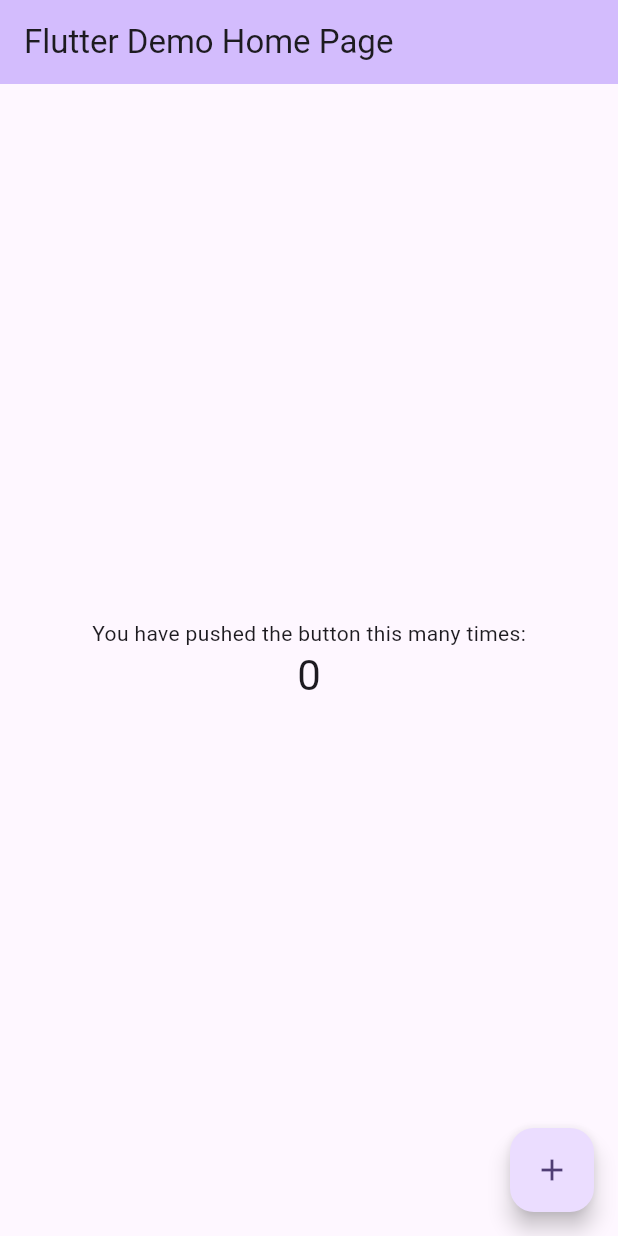
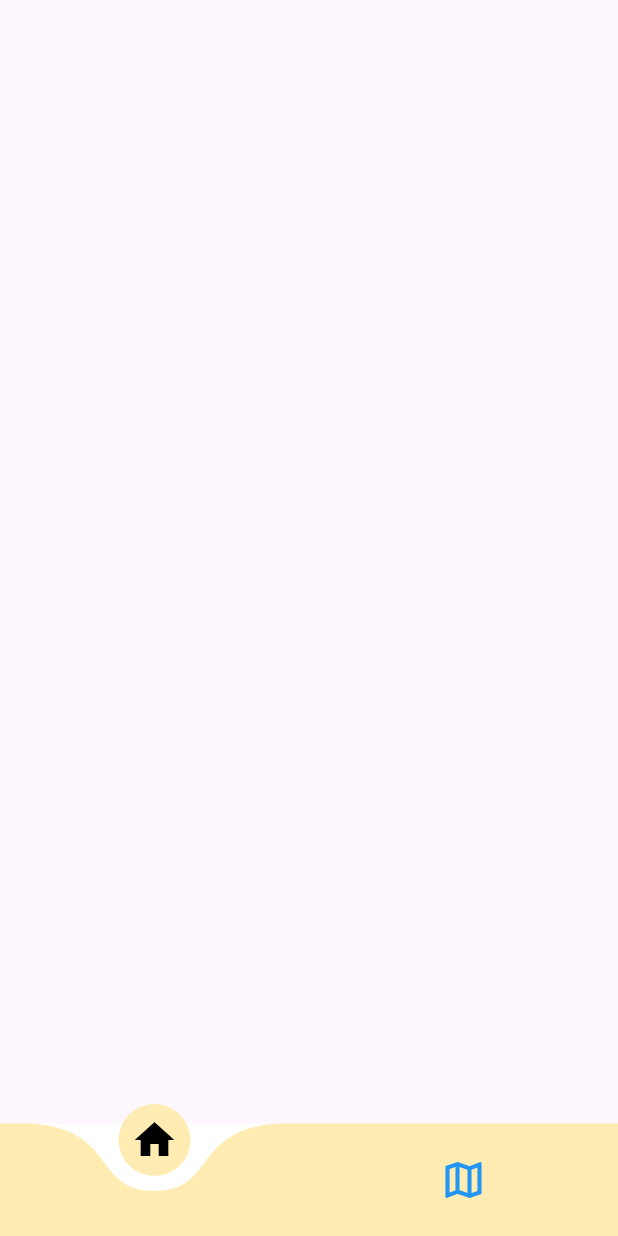
Before and after one commit to DavidCa25/EVENT_APP, a Flutter app: the screen it shows after launch, on a phone screen of 412 x 824 dp. Run offline on Flutter 3.47's test engine with Material 3 defaults, Android fonts, the light colour scheme and no system bars; drawn by our look-alikes of curved_navigation_bar; our stand-ins replace go_router.

Commit message:
[Feat] Navbar (Diseño Incompleto)

```diff
--- a/eventify/lib/config/app_router.dart
+++ b/eventify/lib/config/app_router.dart
@@ -0,0 +1,14 @@
+import 'package:eventify/presentation/screens/home/home_screen.dart';
+import 'package:go_router/go_router.dart';
+
+final appRouter = GoRouter(
+  initialLocation:  "/home/0",
+  routes: [
+  GoRoute(
+    path: "/home/:view",
+    builder:(context, state){
+      final viewIndex = int.parse(state.pathParameters["view"] ?? "0");
+      return HomeScreen(viewIndex: viewIndex,);
+
+  })
+]);
--- a/eventify/lib/main.dart
+++ b/eventify/lib/main.dart
@@ -1,110 +1,18 @@
+import 'package:eventify/config/app_router.dart';
 import 'package:flutter/material.dart';
 
-void main() {
-  runApp(const MyApp());
-}
+void main() => runApp(const MyApp());
 
 class MyApp extends StatelessWidget {
   const MyApp({super.key});
 
-  // This widget is the root of your application.
   @override
   Widget build(BuildContext context) {
-    return MaterialApp(
-      title: 'Flutter Demo',
-      theme: ThemeData(
-        colorScheme: ColorScheme.fromSeed(seedColor: Colors.deepPurple),
-        useMaterial3: true,
-      ),
-      home: const MyHomePage(title: 'Flutter Demo Home Page'),
+    return MaterialApp.router(
+      routerConfig: appRouter,
+      debugShowCheckedModeBanner: true,
+      title: 'Material App',
+      theme: ThemeData(fontFamily: "Poppins"),
     );
   }
 }
-
-class MyHomePage extends StatefulWidget {
-  const MyHomePage({super.key, required this.title});
-
-  // This widget is the home page of your application. It is stateful, meaning
-  // that it has a State object (defined below) that contains fields that affect
-  // how it looks.
-
-  // This class is the configuration for the state. It holds the values (in this
-  // case the title) provided by the parent (in this case the App widget) and
-  // used by the build method of the State. Fields in a Widget subclass are
-  // always marked "final".
-
-  final String title;
-
-  @override
-  State<MyHomePage> createState() => _MyHomePageState();
-}
-
-class _MyHomePageState extends State<MyHomePage> {
-  int _counter = 0;
-
-  void _incrementCounter() {
-    setState(() {
-      // This call to setState tells the Flutter framework that something has
-      // changed in this State, which causes it to rerun the build method below
-      // so that the display can reflect the updated values. If we changed
-      // _counter without calling setState(), then the build method would not be
-      // called again, and so nothing would appear to happen.
-      _counter++;
-    });
-  }
-
-  @override
-  Widget build(BuildContext context) {
-    // This method is rerun every time setState is called, for instance as done
-    // by the _incrementCounter method above.
-    //
-    // The Flutter framework has been optimized to make rerunning build methods
-    // fast, so that you can just rebuild anything that needs updating rather
-    // than having to individually change instances of widgets.
-    return Scaffold(
-      appBar: AppBar(
-        // TRY THIS: Try changing the color here to a specific color (to
-        // Colors.amber, perhaps?) and trigger a hot reload to see the AppBar
-        // change color while the other colors stay the same.
-        backgroundColor: Theme.of(context).colorScheme.inversePrimary,
-        // Here we take the value from the MyHomePage object that was created by
-        // the App.build method, and use it to set our appbar title.
-        title: Text(widget.title),
-      ),
-      body: Center(
-        // Center is a layout widget. It takes a single child and positions it
-        // in the middle of the parent.
-        child: Column(
-          // Column is also a layout widget. It takes a list of children and
-          // arranges them vertically. By default, it sizes itself to fit its
-          // children horizontally, and tries to be as tall as its parent.
-          //
-          // Column has various properties to control how it sizes itself and
-          // how it positions its children. Here we use mainAxisAlignment to
-          // center the children vertically; the main axis here is the vertical
-          // axis because Columns are vertical (the cross axis would be
-          // horizontal).
-          //
-          // TRY THIS: Invoke "debug painting" (choose the "Toggle Debug Paint"
-          // action in the IDE, or press "p" in the console), to see the
-          // wireframe for each widget.
-          mainAxisAlignment: MainAxisAlignment.center,
-          children: <Widget>[
-            const Text(
-              'You have pushed the button this many times:',
-            ),
-            Text(
-              '$_counter',
-              style: Theme.of(context).textTheme.headlineMedium,
-            ),
-          ],
-        ),
-      ),
-      floatingActionButton: FloatingActionButton(
-        onPressed: _incrementCounter,
-        tooltip: 'Increment',
-        child: const Icon(Icons.add),
-      ), // This trailing comma makes auto-formatting nicer for build methods.
-    );
-  }
-}
--- /dev/null
+++ b/eventify/lib/presentation/screens.dart
@@ -0,0 +1 @@
+export 'package:eventify/presentation/screens/home/home_screen.dart';
--- /dev/null
+++ b/eventify/lib/presentation/screens/home/home_screen.dart
@@ -0,0 +1,20 @@
+import 'package:eventify/presentation/screens/home/home_view/home_view.dart';
+import 'package:eventify/presentation/screens/home/map_view/map_view.dart';
+import 'package:eventify/presentation/widgets/Navbar.dart';
+import 'package:flutter/material.dart';
+
+class HomeScreen extends StatelessWidget {
+  final int viewIndex;
+  const HomeScreen({super.key, required this.viewIndex});
+
+  @override
+  Widget build(BuildContext context) {
+    return Scaffold(
+      body: IndexedStack(index: viewIndex, children: const [
+        HomeView(),
+        MapView()
+      ],),
+      bottomNavigationBar: NavbarWidget(index: viewIndex,),
+    );
+  }
+}
--- /dev/null
+++ b/eventify/lib/presentation/screens/home/home_view/home_view.dart
@@ -0,0 +1,10 @@
+import 'package:flutter/material.dart';
+
+class HomeView extends StatelessWidget {
+  const HomeView({super.key});
+
+  @override
+  Widget build(BuildContext context) {
+    return Container();
+  }
+}
--- /dev/null
+++ b/eventify/lib/presentation/screens/home/map_view/map_view.dart
@@ -0,0 +1,10 @@
+import 'package:flutter/material.dart';
+
+class MapView extends StatelessWidget {
+  const MapView({super.key});
+
+  @override
+  Widget build(BuildContext context) {
+    return Container();
+  }
+}
--- /dev/null
+++ b/eventify/lib/presentation/widgets/Navbar.dart
@@ -0,0 +1,46 @@
+import 'package:curved_navigation_bar/curved_navigation_bar.dart';
+import 'package:flutter/material.dart';
+import 'package:go_router/go_router.dart';
+
+class NavbarWidget extends StatelessWidget {
+  final int index;
+  const NavbarWidget({super.key, required this.index});
+
+  @override
+  Widget build(BuildContext context) {
+    return Container(
+      width: 375,
+      height: 75,
+      decoration: BoxDecoration(
+        color: Colors.grey[200],
+      ),
+      child: CurvedNavigationBar(
+        index: index,
+        backgroundColor: Colors.white,
+        onTap: (value) {
+          switch (value) {
+            case 0:
+              context.go("/home/0");
+              break;
+            case 1:
+              context.go("/home/1");
+              break;
+          }
+        },
+        color: Colors.amber[100]!,
+        items: [
+          Icon(
+            Icons.home,
+            color: index == 0 ? Colors.black : Colors.blue,
+            size: 32,
+          ),
+          Icon(
+            Icons.map_outlined,
+            color: index == 1 ? Colors.black : Colors.blue,
+            size: 32,
+          ),
+        ],
+      ),
+    );
+  }
+}
```
Also changed, not shown: eventify/pubspec.yaml (+3 -6 lines), eventify/pubspec.lock, 1 other file.
